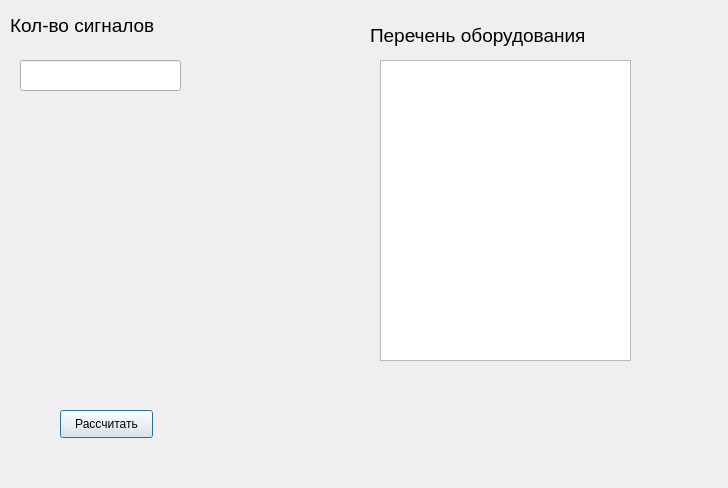
Before: the Qt Designer form calculate.ui in Bujhc/calculation_specification, drawn with Qt 5.
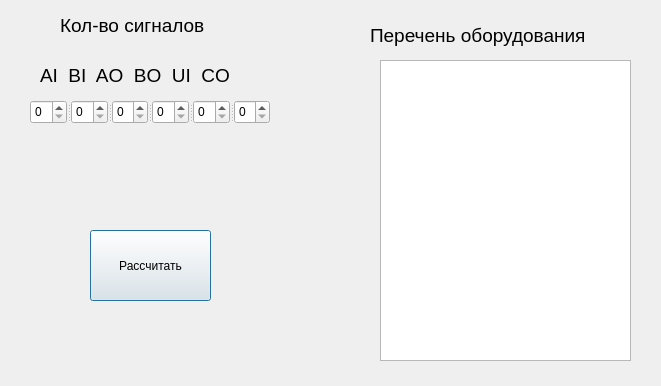
After: the same form once the commit is applied.

What changed in the file:
```diff
--- a/calculate.ui
+++ b/calculate.ui
@@ -6,27 +6,17 @@
    <rect>
     <x>0</x>
     <y>0</y>
-    <width>728</width>
-    <height>488</height>
+    <width>661</width>
+    <height>386</height>
    </rect>
   </property>
   <property name="windowTitle">
    <string>Dialog</string>
   </property>
-  <widget class="QLineEdit" name="lineEdit">
-   <property name="geometry">
-    <rect>
-     <x>20</x>
-     <y>60</y>
-     <width>161</width>
-     <height>31</height>
-    </rect>
-   </property>
-  </widget>
   <widget class="QLabel" name="label">
    <property name="geometry">
     <rect>
-     <x>10</x>
+     <x>60</x>
      <y>10</y>
      <width>181</width>
      <height>31</height>
@@ -62,10 +52,10 @@
   <widget class="QPushButton" name="pushButton">
    <property name="geometry">
     <rect>
-     <x>60</x>
-     <y>410</y>
-     <width>93</width>
-     <height>28</height>
+     <x>90</x>
+     <y>230</y>
+     <width>121</width>
+     <height>71</height>
     </rect>
    </property>
    <property name="text">
@@ -82,6 +72,43 @@
     </rect>
    </property>
   </widget>
+  <widget class="QLabel" name="label_3">
+   <property name="geometry">
+    <rect>
+     <x>40</x>
+     <y>60</y>
+     <width>271</width>
+     <height>31</height>
+    </rect>
+   </property>
+   <property name="font">
+    <font>
+     <pointsize>14</pointsize>
+    </font>
+   </property>
+   <property name="text">
+    <string>AI  BI  AO  BO  UI  CO</string>
+   </property>
+  </widget>
+  <widget class="QSplitter" name="splitter">
+   <property name="geometry">
+    <rect>
+     <x>30</x>
+     <y>100</y>
+     <width>240</width>
+     <height>24</height>
+    </rect>
+   </property>
+   <property name="orientation">
+    <enum>Qt::Horizontal</enum>
+   </property>
+   <widget class="QSpinBox" name="spinBox_AI"/>
+   <widget class="QSpinBox" name="spinBox_BI"/>
+   <widget class="QSpinBox" name="spinBox_AO"/>
+   <widget class="QSpinBox" name="spinBox_BO"/>
+   <widget class="QSpinBox" name="spinBox_UI"/>
+   <widget class="QSpinBox" name="spinBox_CO"/>
+  </widget>
  </widget>
  <resources/>
  <connections/>
```
Left out of the diff: 2 changed lines with no effect on the pictures.
